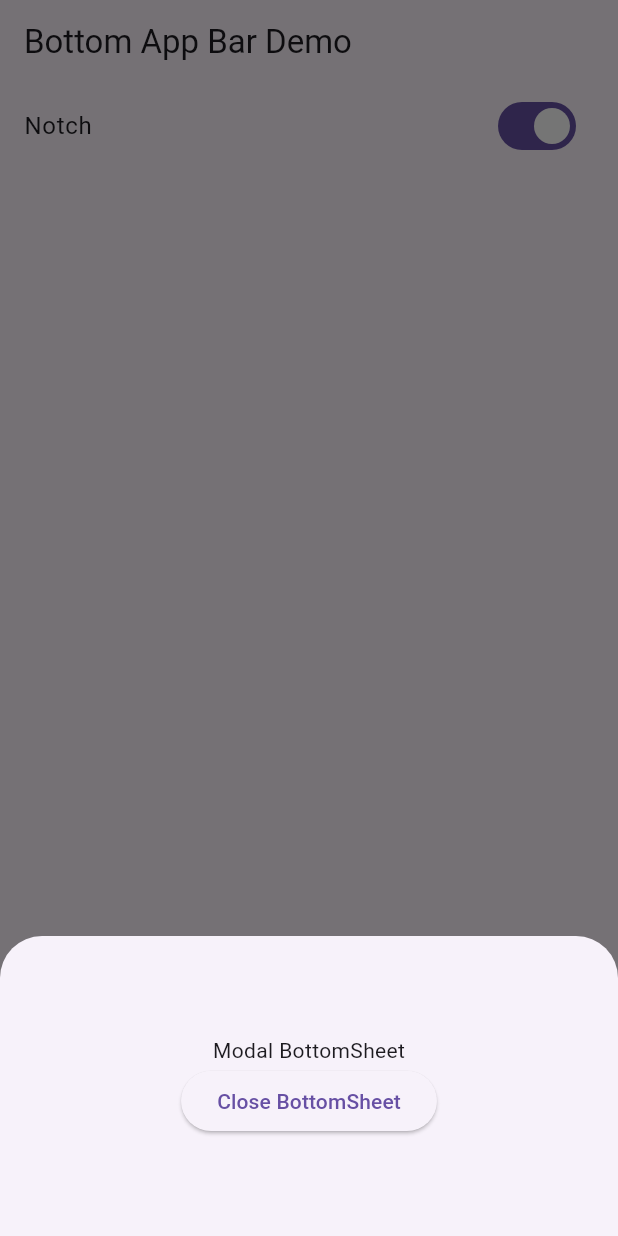
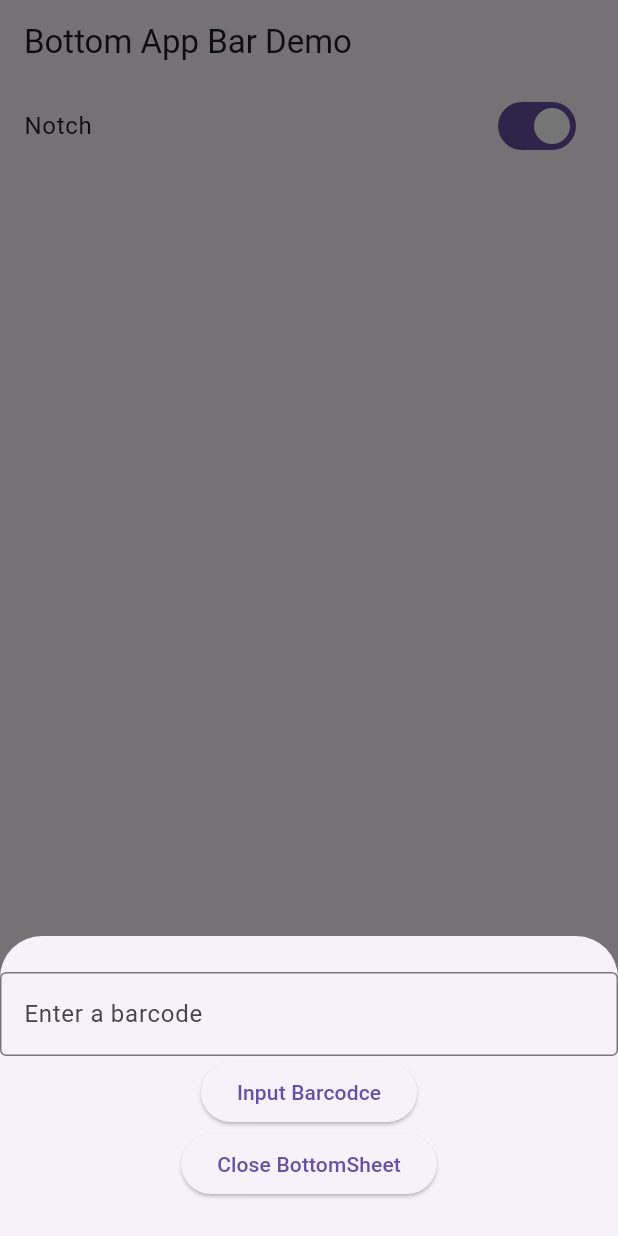
Before and after one commit to ThomasD0213/macro-tracker, a Flutter app: the screen it shows after launch, item 3 of the bottom bar chosen, after a tap on the "home" icon, on a phone screen of 412 x 824 dp. Run offline on Flutter 3.47's test engine with Material 3 defaults, Android fonts, the phone set to English and light mode, and no system bars; our stand-ins replace table_calendar.

Commit message:
Testing out the input barcode

```diff
--- a/lib/main.dart
+++ b/lib/main.dart
@@ -8,9 +8,13 @@ import 'main_FoodDataServiceTest.dart';
 
 /// Flutter code sample for [BottomAppBar].
 
+
 void main() {
   runApp(MacroTracker());
 }
+
+final TextEditingController BarCodeId = TextEditingController();
+
 
 class MacroTracker extends StatefulWidget {
   const MacroTracker({super.key});
@@ -98,7 +102,17 @@ class CustomBottomAppBar extends StatelessWidget {
                           mainAxisAlignment: MainAxisAlignment.center,
                           mainAxisSize: MainAxisSize.min,
                           children: <Widget>[
-                            const Text('Modal BottomSheet'),
+                            TextField(
+                              controller: BarCodeId,
+                              decoration: InputDecoration(
+                                border: OutlineInputBorder(),
+                                hintText: "Enter a barcode"
+                              ),
+                            ),
+                            ElevatedButton(
+                              child: const Text('Input Barcodce'),
+                              onPressed: () => Navigator.pop(context),
+                            ),
                             ElevatedButton(
                               child: const Text('Close BottomSheet'),
                               onPressed: () => Navigator.pop(context),
--- a/lib/main_FoodDataServiceTest.dart
+++ b/lib/main_FoodDataServiceTest.dart
@@ -1,6 +1,6 @@
 import 'package:flutter/material.dart';
 import 'Services/FoodDataService.dart';
-
+import 'package:macro_tracker/main.dart';
 
 class FirstRoute extends StatefulWidget {
   const FirstRoute({super.key, required this.title});
@@ -40,7 +40,7 @@ class _MyHomePageState extends State<FirstRoute> {
   void initState() {
     super.initState();
     // futureFood = fds.fetchFoodFromFdcId(1592891);
-    futureFood = fds.fetchFoodFromGtinUpc("00016000162433");
+    futureFood = fds.fetchFoodFromGtinUpc(BarCodeId.text);
   }
 
   @override
```
Also changed, not shown: 2 other files.
